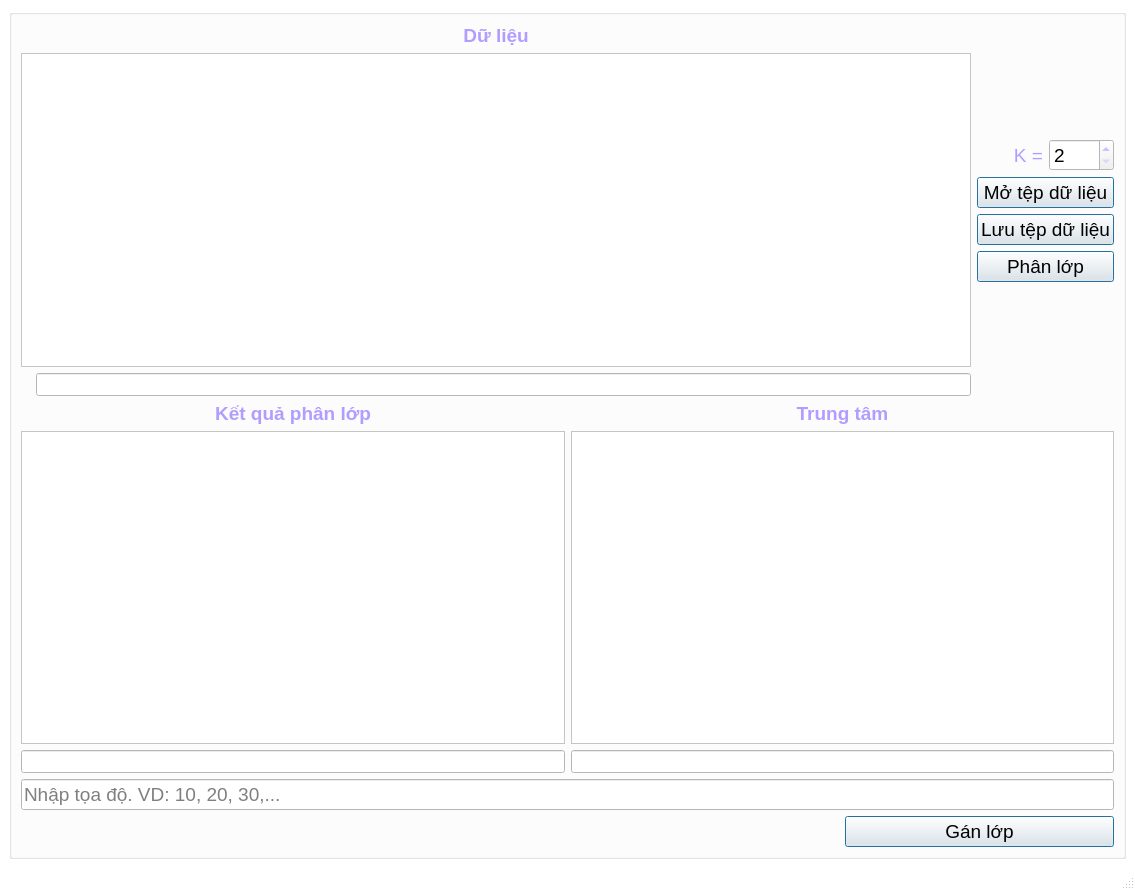
NghiLamPhuc/KmeansClustering, file GUI.ui: the form before one commit.
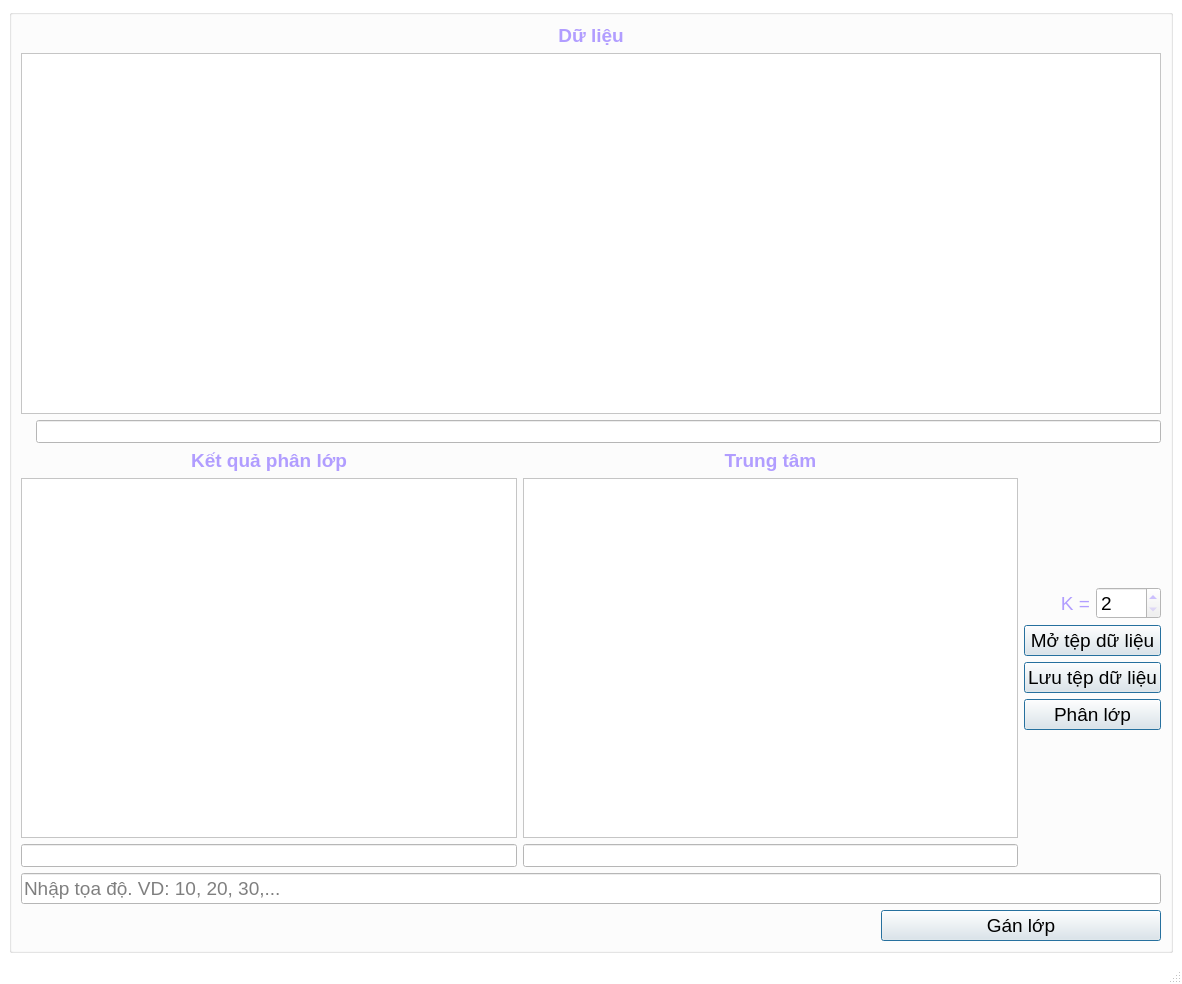
The form after the commit.

Commit message: Hơi nhiều hay đổi à/

```diff
--- a/GUI.ui
+++ b/GUI.ui
@@ -13,8 +13,8 @@
    <rect>
     <x>0</x>
     <y>0</y>
-    <width>1135</width>
-    <height>890</height>
+    <width>1182</width>
+    <height>984</height>
    </rect>
   </property>
   <property name="palette">
@@ -490,8 +490,6 @@
       </property>
       <layout class="QGridLayout" name="gridLayout_2">
        <item row="0" column="0">
-        <layout class="QHBoxLayout" name="horizontalLayout_5">
-         <item>
           <layout class="QVBoxLayout" name="verticalLayout">
            <item>
             <widget class="QLabel" name="labelInputName">
@@ -556,6 +554,114 @@
            </item>
           </layout>
          </item>
+       <item row="1" column="0">
+        <layout class="QHBoxLayout" name="horizontalLayout_5">
+         <item>
+          <layout class="QHBoxLayout" name="horizontalLayout_3">
+           <item>
+            <layout class="QVBoxLayout" name="verticalLayout_2">
+             <item>
+              <widget class="QLabel" name="label_4">
+               <property name="font">
+                <font>
+                 <pointsize>14</pointsize>
+                 <weight>75</weight>
+                 <bold>true</bold>
+                </font>
+               </property>
+               <property name="text">
+                <string>Kết quả phân lớp</string>
+               </property>
+               <property name="alignment">
+                <set>Qt::AlignCenter</set>
+               </property>
+              </widget>
+             </item>
+             <item>
+              <widget class="QPlainTextEdit" name="plainTextCluster">
+               <property name="enabled">
+                <bool>true</bool>
+               </property>
+               <property name="font">
+                <font>
+                 <pointsize>14</pointsize>
+                </font>
+               </property>
+               <property name="layoutDirection">
+                <enum>Qt::LeftToRight</enum>
+               </property>
+               <property name="autoFillBackground">
+                <bool>false</bool>
+               </property>
+               <property name="plainText">
+                <string/>
+               </property>
+              </widget>
+             </item>
+             <item>
+              <widget class="QLineEdit" name="lineEditFindCluster">
+               <property name="font">
+                <font>
+                 <pointsize>10</pointsize>
+                </font>
+               </property>
+              </widget>
+             </item>
+            </layout>
+           </item>
+           <item>
+            <layout class="QVBoxLayout" name="verticalLayout_3">
+             <item>
+              <widget class="QLabel" name="label_5">
+               <property name="font">
+                <font>
+                 <pointsize>14</pointsize>
+                 <weight>75</weight>
+                 <bold>true</bold>
+                </font>
+               </property>
+               <property name="text">
+                <string>Trung tâm</string>
+               </property>
+               <property name="alignment">
+                <set>Qt::AlignCenter</set>
+               </property>
+              </widget>
+             </item>
+             <item>
+              <widget class="QPlainTextEdit" name="plainTextLastCenters">
+               <property name="enabled">
+                <bool>true</bool>
+               </property>
+               <property name="font">
+                <font>
+                 <pointsize>14</pointsize>
+                </font>
+               </property>
+               <property name="layoutDirection">
+                <enum>Qt::LeftToRight</enum>
+               </property>
+               <property name="autoFillBackground">
+                <bool>false</bool>
+               </property>
+               <property name="plainText">
+                <string/>
+               </property>
+              </widget>
+             </item>
+             <item>
+              <widget class="QLineEdit" name="lineEditFindCenter">
+               <property name="font">
+                <font>
+                 <pointsize>10</pointsize>
+                </font>
+               </property>
+              </widget>
+             </item>
+            </layout>
+           </item>
+          </layout>
+         </item>
          <item>
           <layout class="QVBoxLayout" name="verticalLayout_8">
            <item>
@@ -675,112 +781,6 @@
          </item>
         </layout>
        </item>
-       <item row="1" column="0">
-        <layout class="QHBoxLayout" name="horizontalLayout_3">
-         <item>
-          <layout class="QVBoxLayout" name="verticalLayout_2">
-           <item>
-            <widget class="QLabel" name="label_4">
-             <property name="font">
-              <font>
-               <pointsize>14</pointsize>
-               <weight>75</weight>
-               <bold>true</bold>
-              </font>
-             </property>
-             <property name="text">
-              <string>Kết quả phân lớp</string>
-             </property>
-             <property name="alignment">
-              <set>Qt::AlignCenter</set>
-             </property>
-            </widget>
-           </item>
-           <item>
-            <widget class="QPlainTextEdit" name="plainTextCluster">
-             <property name="enabled">
-              <bool>true</bool>
-             </property>
-             <property name="font">
-              <font>
-               <pointsize>14</pointsize>
-              </font>
-             </property>
-             <property name="layoutDirection">
-              <enum>Qt::LeftToRight</enum>
-             </property>
-             <property name="autoFillBackground">
-              <bool>false</bool>
-             </property>
-             <property name="plainText">
-              <string/>
-             </property>
-            </widget>
-           </item>
-           <item>
-            <widget class="QLineEdit" name="lineEditFindCluster">
-             <property name="font">
-              <font>
-               <pointsize>10</pointsize>
-              </font>
-             </property>
-            </widget>
-           </item>
-          </layout>
-         </item>
-         <item>
-          <layout class="QVBoxLayout" name="verticalLayout_3">
-           <item>
-            <widget class="QLabel" name="label_5">
-             <property name="font">
-              <font>
-               <pointsize>14</pointsize>
-               <weight>75</weight>
-               <bold>true</bold>
-              </font>
-             </property>
-             <property name="text">
-              <string>Trung tâm</string>
-             </property>
-             <property name="alignment">
-              <set>Qt::AlignCenter</set>
-             </property>
-            </widget>
-           </item>
-           <item>
-            <widget class="QPlainTextEdit" name="plainTextLastCenters">
-             <property name="enabled">
-              <bool>true</bool>
-             </property>
-             <property name="font">
-              <font>
-               <pointsize>14</pointsize>
-              </font>
-             </property>
-             <property name="layoutDirection">
-              <enum>Qt::LeftToRight</enum>
-             </property>
-             <property name="autoFillBackground">
-              <bool>false</bool>
-             </property>
-             <property name="plainText">
-              <string/>
-             </property>
-            </widget>
-           </item>
-           <item>
-            <widget class="QLineEdit" name="lineEditFindCenter">
-             <property name="font">
-              <font>
-               <pointsize>10</pointsize>
-              </font>
-             </property>
-            </widget>
-           </item>
-          </layout>
-         </item>
-        </layout>
-       </item>
        <item row="2" column="0">
         <layout class="QVBoxLayout" name="verticalLayout_7">
          <item>
```
Left out of the diff: 2 changed lines with no effect on the pictures. Lines whose indentation alone changed are shown as unchanged.
